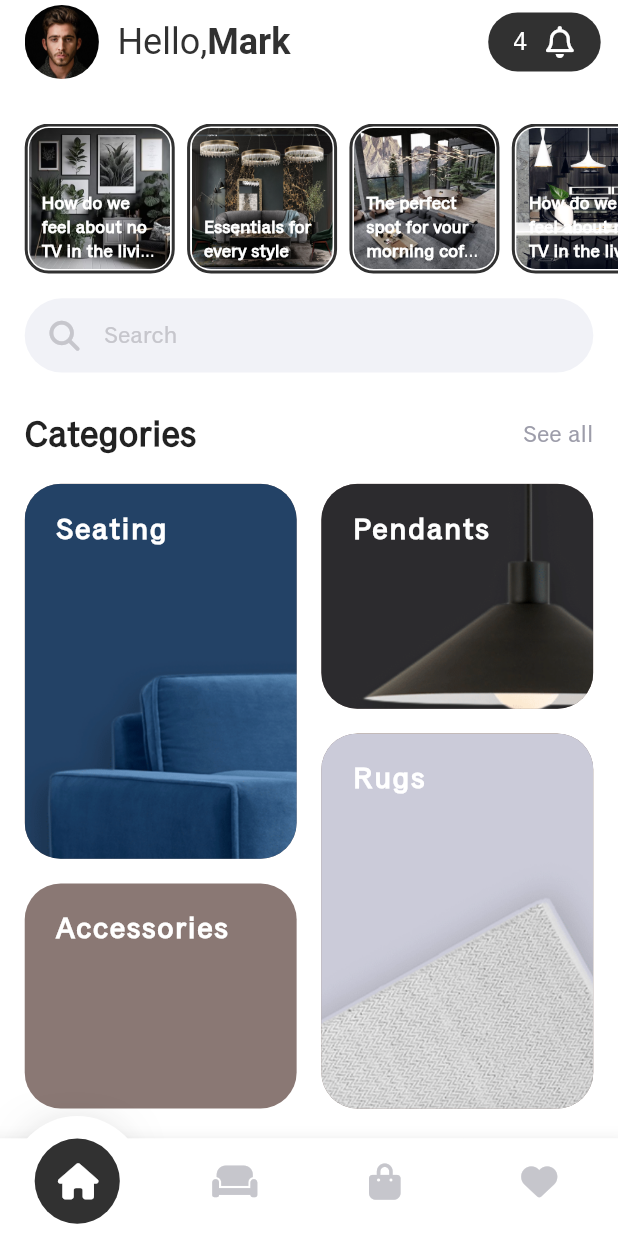
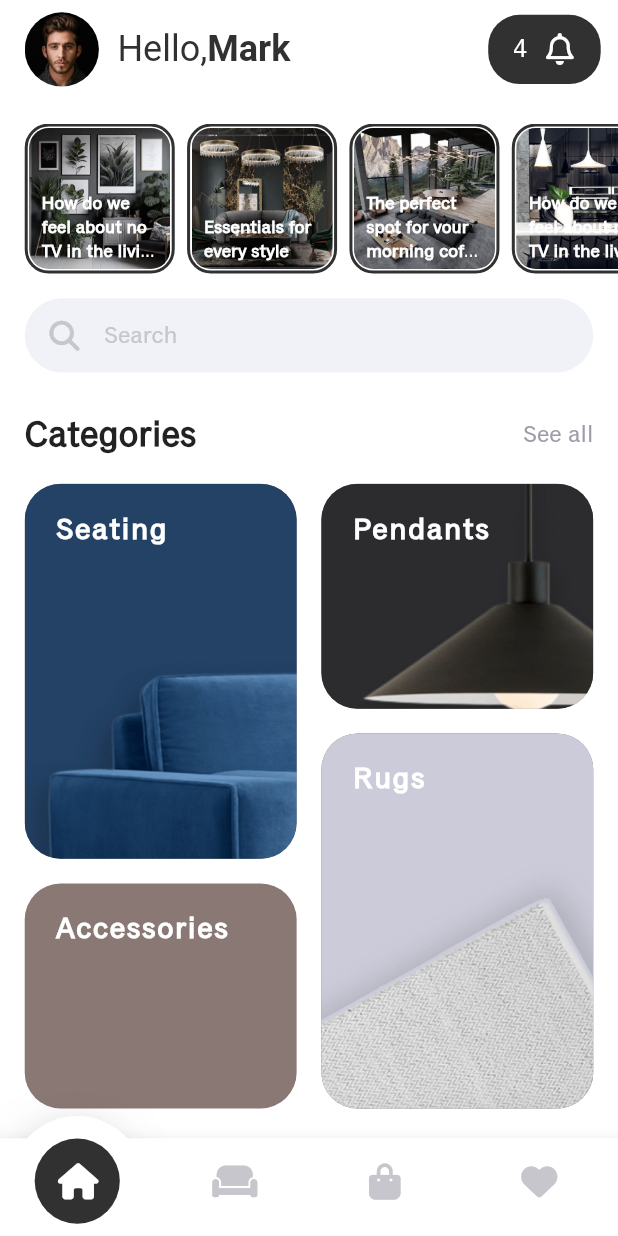
Before and after one commit to duldiev/shopping_app_layout, a Flutter app: the screen it shows after launch, on a phone screen of 412 x 824 dp. Run offline on Flutter 3.47's test engine with Material 2 defaults, Android fonts, the phone set to English and light mode, and no system bars; our stand-ins replace font_awesome_flutter, gap, responsive_sizer.

```diff
--- a/lib/widgets/home_app_bar.dart
+++ b/lib/widgets/home_app_bar.dart
@@ -13,6 +13,7 @@ class HomeAppBar extends StatelessWidget implements PreferredSizeWidget {
       scrolledUnderElevation: 0.3,
       elevation: 0,
       backgroundColor: AppColors.background,
+      toolbarHeight: 10.h,
       leading: Padding(
         padding: EdgeInsets.only(left: 4.w),
         child: Row(
@@ -22,6 +23,7 @@ class HomeAppBar extends StatelessWidget implements PreferredSizeWidget {
                 'assets/images/avatar.jpeg',
                 width: 12.w,
                 height: 12.w,
+                fit: BoxFit.cover,
               ),
             ),
             Gap(3.w),
```
